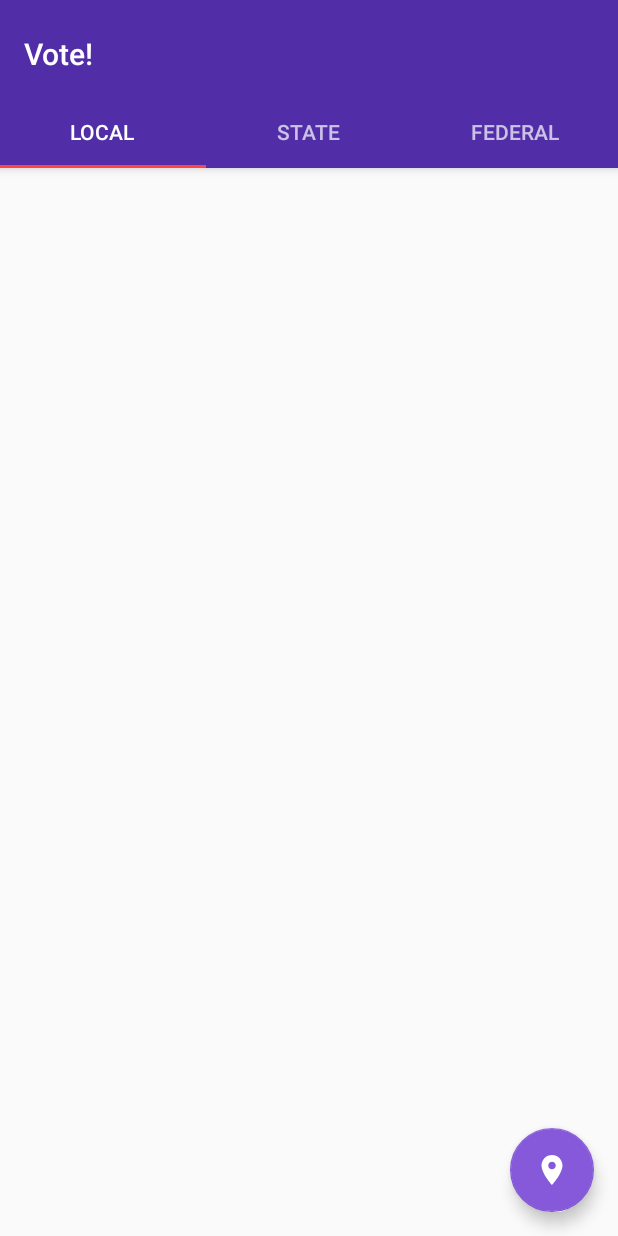
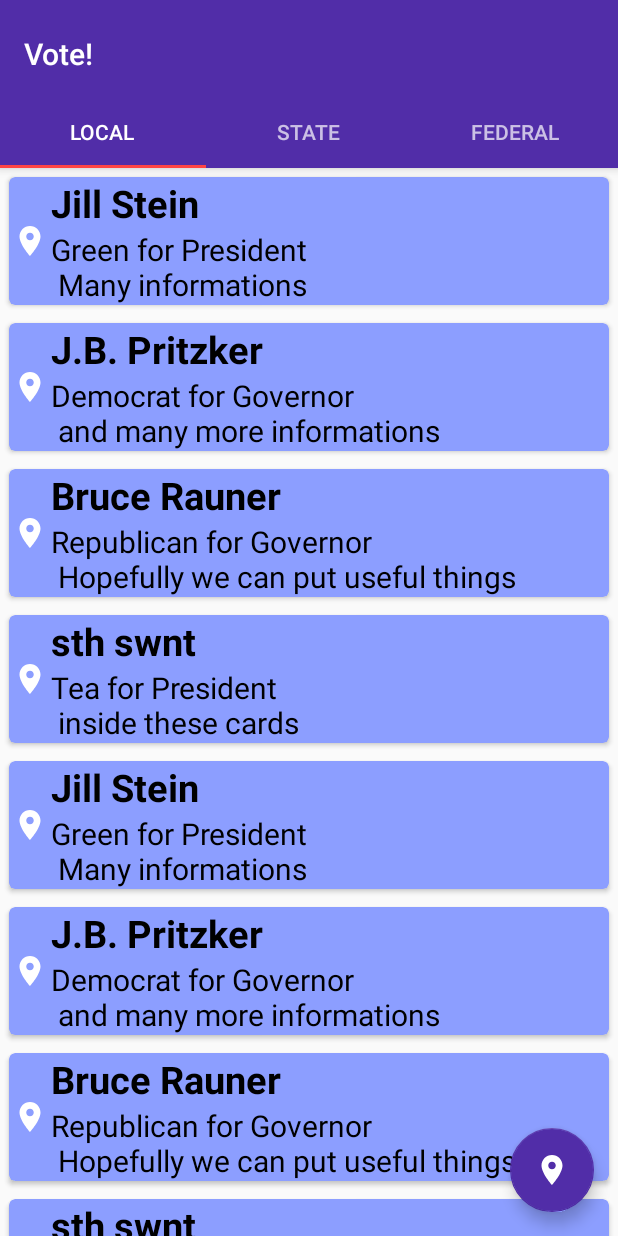
Before and after one commit to arynh/vote, an Android app: the screen it shows after launch (MainActivity), on a phone screen of 412 x 824 dp. Run offline under Robolectric (Android 15) with nearby library versions, the phone set to English and light mode, and no system bars.

Commit message:
build card listing system; so confused

```diff
--- /dev/null
+++ b/app/src/main/java/cs125/mp7/vote/CardData.java
@@ -0,0 +1,42 @@
+package cs125.mp7.vote;
+
+/**
+ * This is the file in which we need to get the data from
+ * the API and store it somehow.
+ */
+public class CardData {
+
+    private String name;
+    private String party;
+    private String office;
+
+    public CardData(String name, String party, String office) {
+        this.name = name;
+        this.party = party;
+        this.office = office;
+    }
+
+    public String getName() {
+        return name;
+    }
+
+    public void setName(String name) {
+        this.name = name;
+    }
+
+    public String getParty() {
+        return party;
+    }
+
+    public void setParty(String party) {
+        this.party = party;
+    }
+
+    public String getOffice() {
+        return office;
+    }
+
+    public void setOffice(String office) {
+        this.office = office;
+    }
+}
--- /dev/null
+++ b/app/src/main/java/cs125/mp7/vote/CustomAdapter.java
@@ -0,0 +1,99 @@
+/*
+ * Copyright (C) 2014 The Android Open Source Project
+ *
+ * Licensed under the Apache License, Version 2.0 (the "License");
+ * you may not use this file except in compliance with the License.
+ * You may obtain a copy of the License at
+ *
+ *      http://www.apache.org/licenses/LICENSE-2.0
+ *
+ * Unless required by applicable law or agreed to in writing, software
+ * distributed under the License is distributed on an "AS IS" BASIS,
+ * WITHOUT WARRANTIES OR CONDITIONS OF ANY KIND, either express or implied.
+ * See the License for the specific language governing permissions and
+ * limitations under the License.
+ */
+
+package cs125.mp7.vote;
+
+import android.support.v7.widget.RecyclerView;
+import android.util.Log;
+import android.view.LayoutInflater;
+import android.view.View;
+import android.view.ViewGroup;
+import android.widget.TextView;
+
+/**
+ * Provide views to RecyclerView with data from mDataSet.
+ */
+public class CustomAdapter extends RecyclerView.Adapter<CustomAdapter.ViewHolder> {
+    private static final String TAG = "CustomAdapter";
+
+    private CardData[] mDataSet;
+
+    /**
+     * Initialize the dataset of the Adapter.
+     *
+     * @param dataSet String[] containing the data to populate views to be used by RecyclerView.
+     */
+    public CustomAdapter(CardData[] dataSet) {
+        mDataSet = dataSet;
+    }
+
+    // Create new views (invoked by the layout manager)
+    @Override
+    public ViewHolder onCreateViewHolder(ViewGroup viewGroup, int viewType) {
+        // Create a new view.
+        View v = LayoutInflater.from(viewGroup.getContext())
+                .inflate(R.layout.cards_layout, viewGroup, false);
+
+        return new ViewHolder(v);
+    }
+
+    // Replace the contents of a view (invoked by the layout manager)
+    @Override
+    public void onBindViewHolder(ViewHolder viewHolder, final int position) {
+        Log.d(TAG, "Element " + position + " set.");
+
+        // Get element from your dataset at this position and replace the contents of the view
+        // with that element
+        viewHolder.getTextView1().setText(mDataSet[position].getName());
+        viewHolder.getTextView2().setText(mDataSet[position].getParty() + " for "
+                + mDataSet[position].getOffice());
+    }
+
+    // Return the size of your dataset (invoked by the layout manager)
+    @Override
+    public int getItemCount() {
+        return mDataSet.length;
+    }
+
+    /**
+     * Provide a reference to the type of views that you are using (custom ViewHolder)
+     */
+    public static class ViewHolder extends RecyclerView.ViewHolder {
+        private final TextView textView1;
+        private final TextView textView2;
+
+        public ViewHolder(View v) {
+            super(v);
+            // Define click listener for the ViewHolder's View.
+            v.setOnClickListener(new View.OnClickListener() {
+                @Override
+                public void onClick(View v) {
+                    Log.d(TAG, "Element " + getAdapterPosition() + " clicked.");
+                }
+            });
+            textView1 = v.findViewById(R.id.label);
+            textView2 = v.findViewById(R.id.size);
+        }
+
+        public TextView getTextView1() {
+            return textView1;
+        }
+
+        public TextView getTextView2() {
+            return textView2;
+        }
+    }
+}
--- a/app/src/main/java/cs125/mp7/vote/MainActivity.java
+++ b/app/src/main/java/cs125/mp7/vote/MainActivity.java
@@ -50,6 +50,9 @@ public class MainActivity extends AppCompatActivity {
                 makeAlertAndRequest();
             }
         });
+
+        Toast.makeText(MainActivity.this, "Choose address using location button -->", Toast.LENGTH_LONG).show();
+        Log.d(TAG, "onCreate: We got dis far");
     }
 
     private void setupViewPager(ViewPager viewPager) {
--- a/app/src/main/java/cs125/mp7/vote/localTab.java
+++ b/app/src/main/java/cs125/mp7/vote/localTab.java
@@ -5,6 +5,10 @@ import android.os.Bundle;
 import android.support.annotation.NonNull;
 import android.support.annotation.Nullable;
 import android.support.v4.app.Fragment;
+import android.support.v7.widget.DefaultItemAnimator;
+import android.support.v7.widget.LinearLayoutManager;
+import android.support.v7.widget.RecyclerView;
+import android.util.Log;
 import android.view.LayoutInflater;
 import android.view.View;
 import android.view.ViewGroup;
@@ -21,10 +25,67 @@ public class localTab extends Fragment {
     @Nullable
     @Override
     public View onCreateView(@NonNull LayoutInflater inflater, @Nullable ViewGroup container, @Nullable Bundle savedInstanceState) {
+        Log.d(TAG, "onCreateView: creating view for local tab");
+
         View view = inflater.inflate(R.layout.fragment_local_tab, container, false);
 
         // TODO: make sure to add listeners for buttons and et cetera here
 
+        Log.d(TAG, "onCreateView: Making recyclerview");
+
+        RecyclerView recyclerView = view.findViewById(R.id.recyclerViewLocal);
+
+        Log.d(TAG, "onCreateView: making data for recycler view");
+
+        // this is data for recycler view
+        // TODO: Get data from the API; don't hardcode it lel
+        CardData cardData[] = {
+                new CardData("Jill Stein", "Green", "President" +
+                        "\n Many informations"),
+                new CardData("J.B. Pritzker", "Democrat", "Governor" +
+                        "\n and many more informations"),
+                new CardData("Bruce Rauner", "Republican", "Governor" +
+                        "\n Hopefully we can put useful things"),
+                new CardData("sth swnt", "Tea", "President" +
+                        "\n inside these cards"),
+                new CardData("Jill Stein", "Green", "President" +
+                        "\n Many informations"),
+                new CardData("J.B. Pritzker", "Democrat", "Governor" +
+                        "\n and many more informations"),
+                new CardData("Bruce Rauner", "Republican", "Governor" +
+                        "\n Hopefully we can put useful things"),
+                new CardData("sth swnt", "Tea", "President" +
+                        "\n inside these cards"),
+                new CardData("Jill Stein", "Green", "President" +
+                        "\n Many informations"),
+                new CardData("J.B. Pritzker", "Democrat", "Governor" +
+                        "\n and many more informations"),
+                new CardData("Bruce Rauner", "Republican", "Governor" +
+                        "\n Hopefully we can put useful things"),
+                new CardData("sth swnt", "Tea", "President" +
+                        "\n inside these cards"),
+                new CardData("Jill Stein", "Green", "President" +
+                        "\n Many informations"),
+                new CardData("J.B. Pritzker", "Democrat", "Governor" +
+                        "\n and many more informations"),
+                new CardData("Bruce Rauner", "Republican", "Governor" +
+                        "\n Hopefully we can put useful things"),
+                new CardData("sth swnt", "Tea", "President" +
+                        "\n inside these cards")
+        };
+
+        Log.d(TAG, "onCreateView: setting up layout manager");
+
+        // 2. set layoutManger
+        recyclerView.setLayoutManager(new LinearLayoutManager(this.getActivity()));
+        // 3. create an adapter
+        CustomAdapter mAdapter = new CustomAdapter(cardData);
+        // 4. set adapter
+        recyclerView.setAdapter(mAdapter);
+        // 5. set item animator to DefaultAnimator
+        recyclerView.setItemAnimator(new DefaultItemAnimator());
+
+        Log.d(TAG, "onCreateView: now returning view");
         return view;
     }
 }
--- a/app/src/main/res/layout/activity_main.xml
+++ b/app/src/main/res/layout/activity_main.xml
@@ -65,6 +65,7 @@
         android:id="@+id/fab"
         android:layout_width="wrap_content"
         android:layout_height="wrap_content"
+        app:backgroundTint="@color/colorPrimary"
         android:layout_gravity="end|bottom"
         android:layout_margin="@dimen/fab_margin"
         app:srcCompat="@drawable/ic_location_on_white_48px" />
--- /dev/null
+++ b/app/src/main/res/layout/cards_layout.xml
@@ -0,0 +1,46 @@
+<?xml version="1.0" encoding="utf-8"?>
+<android.support.v7.widget.CardView xmlns:android="http://schemas.android.com/apk/res/android"
+    xmlns:cardview="http://schemas.android.com/apk/res-auto"
+    android:layout_width="match_parent"
+    android:layout_height="wrap_content"
+    android:layout_margin="6dp"
+    cardview:cardBackgroundColor="@color/colorAccent"
+    cardview:cardCornerRadius="4dp">
+
+    <LinearLayout
+        android:layout_width="match_parent"
+        android:layout_height="wrap_content"
+        android:orientation="horizontal">
+
+        <ImageView
+            android:id="@+id/icon"
+            android:layout_width="wrap_content"
+            android:layout_height="wrap_content"
+            android:layout_gravity="center_vertical"
+            android:contentDescription="idk what I'm doing"
+            android:padding="2dip"
+            cardview:srcCompat="@drawable/ic_location_on_white_48px" />
+
+        <LinearLayout
+            android:layout_width="match_parent"
+            android:layout_height="wrap_content"
+            android:orientation="vertical">
+
+            <TextView
+                android:id="@+id/label"
+                android:layout_width="wrap_content"
+                android:layout_height="wrap_content"
+                android:textColor="@color/black"
+                android:textSize="25sp"
+                android:textStyle="bold" />
+
+            <TextView
+                android:id="@+id/size"
+                android:layout_width="wrap_content"
+                android:layout_height="wrap_content"
+                android:textColor="@color/black"
+                android:textSize="20sp" />
+        </LinearLayout>
+
+    </LinearLayout>
+</android.support.v7.widget.CardView>
--- a/app/src/main/res/layout/fragment_local_tab.xml
+++ b/app/src/main/res/layout/fragment_local_tab.xml
@@ -1,13 +1,14 @@
 <?xml version="1.0" encoding="utf-8"?>
-<FrameLayout xmlns:android="http://schemas.android.com/apk/res/android"
+<RelativeLayout xmlns:android="http://schemas.android.com/apk/res/android"
     xmlns:tools="http://schemas.android.com/tools"
-    android:layout_width="match_parent"
+    android:layout_width="fill_parent"
     android:layout_height="match_parent"
-    tools:context=".localTab">
+    tools:context="cs125.mp7.vote.localTab">
 
-    <!-- TODO: Update blank fragment layout -->
-
-    <android.support.v7.widget.CardView
+    <android.support.v7.widget.RecyclerView xmlns:android="http://schemas.android.com/apk/res/android"
+        xmlns:tools="http://schemas.android.com/tools"
+        android:id="@+id/recyclerViewLocal"
         android:layout_width="match_parent"
-        android:layout_height="wrap_content" />
-</FrameLayout>
+        android:layout_height="match_parent"
+        tools:context=".localTab" />
+</RelativeLayout>
--- a/app/src/main/res/values/colors.xml
+++ b/app/src/main/res/values/colors.xml
@@ -2,5 +2,6 @@
 <resources>
     <color name="colorPrimary">#512da8</color>
     <color name="colorPrimaryDark">#140078</color>
-    <color name="colorAccent">#8559da</color>
+    <color name="colorAccent">#8c9eff</color>
+    <color name="black">#000000</color>
 </resources>
```
Also changed, not shown: app/src/main/java/cs125/mp7/vote/RecyclerViewFragment.java (added, +139 -0 lines), app/src/main/res/mipmap-anydpi-v26/ic_explore_black_24dp/ic_explore_black_24dp/ios/ic_explore.imageset/Contents.json (deleted, +0 -23 lines), app/src/main/res/mipmap-anydpi-v26/ic_explore_black_24dp/ic_explore_black_24dp/android/drawable-hdpi/ic_explore_black_24dp.png (deleted), app/src/main/res/mipmap-anydpi-v26/ic_explore_black_24dp/ic_explore_black_24dp/android/drawable-mdpi/ic_explore_black_24dp.png (deleted), app/src/main/res/mipmap-anydpi-v26/ic_explore_black_24dp/ic_explore_black_24dp/android/drawable-xhdpi/ic_explore_black_24dp.png (deleted), app/src/main/res/mipmap-anydpi-v26/ic_explore_black_24dp/ic_explore_black_24dp/android/drawable-xxhdpi/ic_explore_black_24dp.png (deleted), app/src/main/res/mipmap-anydpi-v26/ic_explore_black_24dp/ic_explore_black_24dp/android/drawable-xxxhdpi/ic_explore_black_24dp.png (deleted), app/src/main/res/mipmap-anydpi-v26/ic_explore_black_24dp/ic_explore_black_24dp/ios/ic_explore.imageset/ic_explore.png (deleted), app/src/main/res/mipmap-anydpi-v26/ic_explore_black_24dp/ic_explore_black_24dp/ios/ic_explore.imageset/ic_explore_2x.png (deleted), app/src/main/res/mipmap-anydpi-v26/ic_explore_black_24dp/ic_explore_black_24dp/ios/ic_explore.imageset/ic_explore_3x.png (deleted), app/src/main/res/mipmap-anydpi-v26/ic_explore_black_24dp/ic_explore_black_24dp/web/ic_explore_black_24dp_1x.png (deleted), app/src/main/res/mipmap-anydpi-v26/ic_explore_black_24dp/ic_explore_black_24dp/web/ic_explore_black_24dp_2x.png (deleted).
